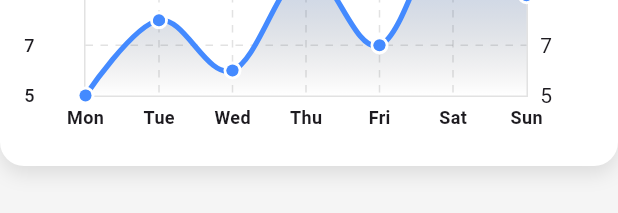
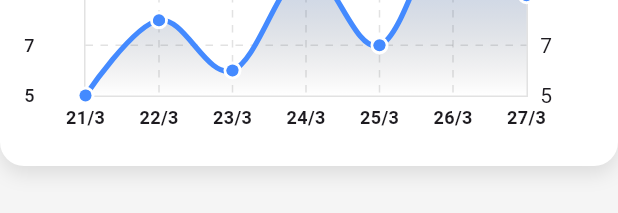
Before and after one commit to aroobaasif001/coin_telelemedicina_web, a Flutter app: the AppointmentGraph widget shown alone on an empty page, opened directly, on a phone screen of 412 x 824 dp. Shown: the part 209-422 px from the top of the screen. Run offline on Flutter 3.47's test engine with Material 3 defaults, Android fonts, the phone set to English and light mode, and no system bars; drawn by our look-alikes of fl_chart; our stand-ins replace cloud_firestore, easy_sidemenu, firebase_auth, firebase_core, firebase_storage, flutter_svg and 6 more; missing offline and left inert: dart:html, image_picker_web, universal_html; accounts and stored records are empty; statements that could not run were skipped.

Commit message:
ui update

```diff
--- a/lib/view/screens/dashboardScreen/appoinent_graph.dart
+++ b/lib/view/screens/dashboardScreen/appoinent_graph.dart
@@ -2,8 +2,17 @@ import 'package:fl_chart/fl_chart.dart';
 import 'package:flutter/material.dart';
 
 class AppointmentGraph extends StatelessWidget {
+  List<String> getLast7Dates() {
+    final now = DateTime.now();
+    return List.generate(7, (index) {
+      final date = now.subtract(Duration(days: 6 - index));
+      return '${date.day}/${date.month}';
+    });
+  }
+
   @override
   Widget build(BuildContext context) {
+
     return Expanded(
       child: Container(
         height: 250, // Slightly increased for better visuals
@@ -66,17 +75,22 @@ class AppointmentGraph extends StatelessWidget {
                         showTitles: true,
                         reservedSize: 30,
                         getTitlesWidget: (value, meta) {
-                          const days = ['Mon', 'Tue', 'Wed', 'Thu', 'Fri', 'Sat', 'Sun'];
+                          final dateLabels = getLast7Dates();
+                          if (value.toInt() >= 0 && value.toInt() < dateLabels.length) {
                             return Padding(
                               padding: const EdgeInsets.only(top: 5),
                               child: Text(
-                              days[value.toInt()],
+                                dateLabels[value.toInt()],
                                 style: const TextStyle(fontSize: 12, fontWeight: FontWeight.w600),
                               ),
                             );
+                          } else {
+                            return const SizedBox.shrink();
+                          }
                         },
                       ),
                     ),
+
                   ),
                   borderData: FlBorderData(
                     show: true,
```
Also changed, not shown: lib/view/screens/dashboardScreen/patientregisters_graph.dart (+14 -2 lines), pubspec.lock. Lines whose indentation alone changed are shown as unchanged.
